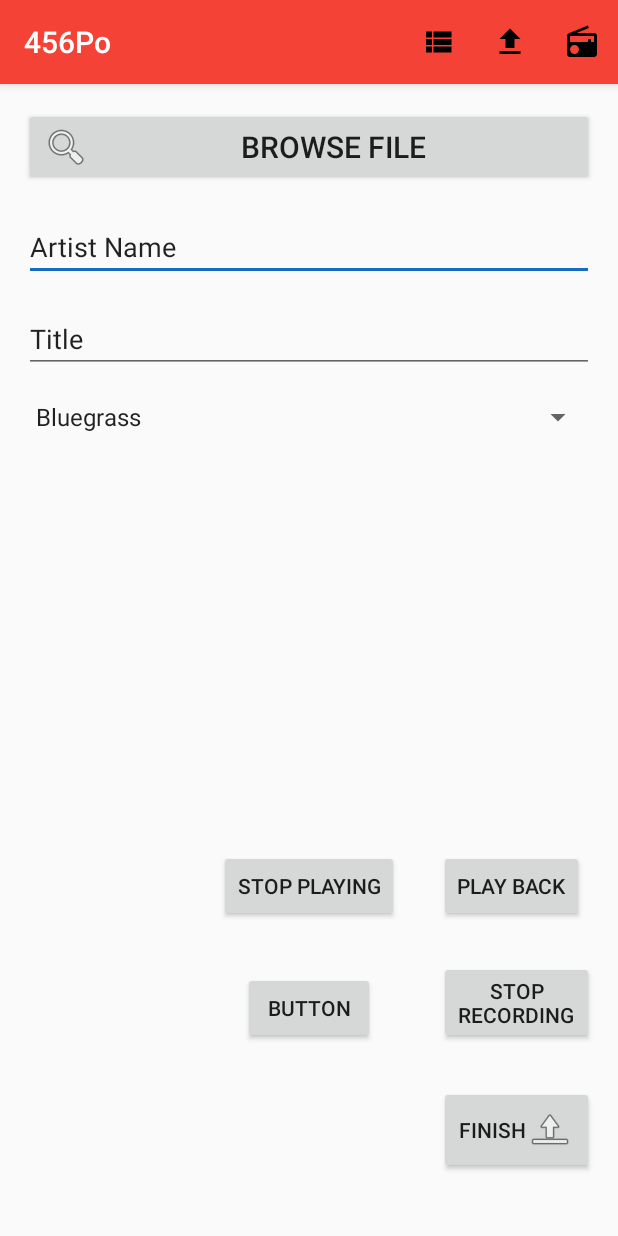
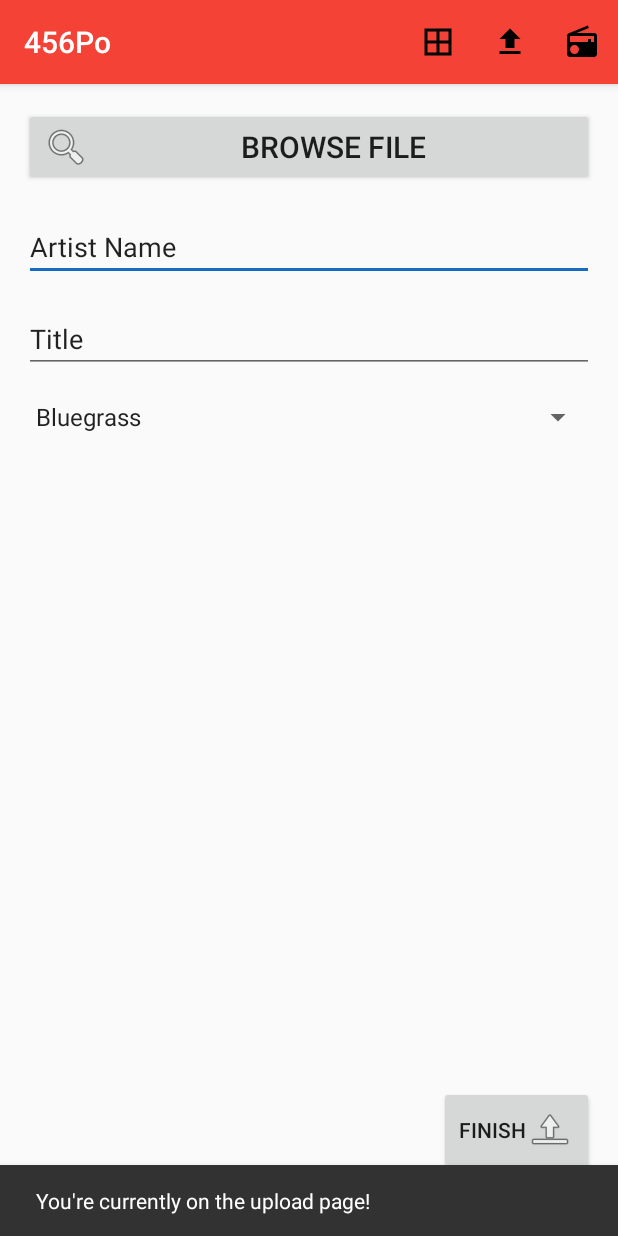
Before and after one commit to lauracharlotte/thePo2, an Android app: the Tab3Upload screen opened directly, with no data from a screen before it, after a tap on "upload", on a phone screen of 412 x 824 dp. Run offline under Robolectric (Android 15) with nearby library versions, the light colour scheme and no system bars; 1 other tap on this screen came first.

Commit message:
snackbar added

```diff
--- a/app/src/main/java/com/example/thepo/MainActivity.java
+++ b/app/src/main/java/com/example/thepo/MainActivity.java
@@ -84,7 +84,8 @@ public class MainActivity extends AppCompatActivity {
     }
     public void browseButtonClick(MenuItem v)
     {
-
+        Snackbar.make(findViewById(R.id.browseitem), "You're currently on the browse(Genres) page!",
+                Snackbar.LENGTH_SHORT).show();
     }
 
 //    public void clickMe(View v)
--- a/app/src/main/java/com/example/thepo/Tab2Radio.java
+++ b/app/src/main/java/com/example/thepo/Tab2Radio.java
@@ -3,6 +3,7 @@ package com.example.thepo;
 import android.content.Intent;
 import android.media.MediaPlayer;
 import android.os.Handler;
+import android.support.design.widget.Snackbar;
 import android.support.v4.app.Fragment;
 import android.os.Bundle;
 import android.support.v7.app.AppCompatActivity;
@@ -70,7 +71,8 @@ public class Tab2Radio extends AppCompatActivity {
 
     public void radioButtonClick(MenuItem v)
     {
-
+        Snackbar.make(findViewById(R.id.radio_layout), "You're currently on the radio page!",
+                Snackbar.LENGTH_SHORT).show();
     }
 
     public void uploadButtonClick(MenuItem v)
--- a/app/src/main/java/com/example/thepo/Tab3Upload.java
+++ b/app/src/main/java/com/example/thepo/Tab3Upload.java
@@ -8,6 +8,7 @@ import android.content.Intent;
 import android.media.MediaPlayer;
 import android.media.MediaRecorder;
 import android.os.Environment;
+import android.support.design.widget.Snackbar;
 import android.support.v4.app.Fragment;
 import android.os.Bundle;
 import android.support.v7.app.AppCompatActivity;
@@ -68,13 +69,24 @@ public class Tab3Upload extends AppCompatActivity {
 
     public void uploadButtonClick(MenuItem v)
     {
-
+        Snackbar.make(findViewById(R.id.upload_layout), "You're currently on the upload page!",
+                Snackbar.LENGTH_SHORT).show();
     }
 
     public void browseButtonClick(MenuItem v)
     {
         Intent i = new Intent(Tab3Upload.this, MainActivity.class);
         startActivity(i);
+    }
+
+    public void finishClicked(View v){
+        Snackbar.make(findViewById(R.id.upload_layout), "Sorry, this feature doesn't exist yet.",
+                Snackbar.LENGTH_SHORT).show();
+    }
+
+    public void browseFile(View v){
+        Snackbar.make(findViewById(R.id.upload_layout), "Sorry, this feature doesn't exist yet.",
+                Snackbar.LENGTH_SHORT).show();
     }
 
 
--- /dev/null
+++ b/app/src/main/res/drawable/ic_border_all_black_24dp.xml
@@ -0,0 +1,9 @@
+<vector xmlns:android="http://schemas.android.com/apk/res/android"
+        android:width="24dp"
+        android:height="24dp"
+        android:viewportWidth="24.0"
+        android:viewportHeight="24.0">
+    <path
+        android:fillColor="#FF000000"
+        android:pathData="M3,3v18h18L21,3L3,3zM11,19L5,19v-6h6v6zM11,11L5,11L5,5h6v6zM19,19h-6v-6h6v6zM19,11h-6L13,5h6v6z"/>
+</vector>
--- a/app/src/main/res/layout/tab2_radio.xml
+++ b/app/src/main/res/layout/tab2_radio.xml
@@ -6,7 +6,8 @@
     android:paddingBottom="@dimen/activity_vertical_margin"
     android:paddingLeft="@dimen/activity_horizontal_margin"
     android:paddingRight="@dimen/activity_horizontal_margin"
-    android:paddingTop="@dimen/activity_vertical_margin">
+    android:paddingTop="@dimen/activity_vertical_margin"
+    android:id="@+id/radio_layout">
 
     <!--<LinearLayout-->
         <!--android:orientation="horizontal"-->
--- a/app/src/main/res/layout/tab3_upload.xml
+++ b/app/src/main/res/layout/tab3_upload.xml
@@ -6,13 +6,8 @@
     android:paddingBottom="@dimen/activity_vertical_margin"
     android:paddingLeft="@dimen/activity_horizontal_margin"
     android:paddingRight="@dimen/activity_horizontal_margin"
-    android:paddingTop="@dimen/activity_vertical_margin">
-
-    <!--<TextView-->
-    <!--android:id="@+id/section_label"-->
-    <!--android:layout_width="wrap_content"-->
-    <!--android:layout_height="wrap_content"-->
-    <!--android:text="Upload tab"/>-->
+    android:paddingTop="@dimen/activity_vertical_margin"
+    android:id="@+id/upload_layout">
 
     <EditText
         android:id="@+id/artistName"
@@ -54,53 +49,17 @@
         android:padding="13dp"
         android:drawableRight="@android:drawable/ic_menu_upload"
         android:layout_alignParentBottom="true"
-        android:layout_alignParentEnd="true" />
+        android:layout_alignParentEnd="true"
+        android:onClick="finishClicked"/>
 
     <Button
         android:id="@+id/browse_file"
-        android:onClick="actuallyRecord"
+        android:onClick="browseFile"
         android:layout_width="fill_parent"
         android:layout_height="wrap_content"
         android:text="Browse file"
         android:drawableLeft="@android:drawable/ic_menu_search"
         android:textSize="20sp"/>
 
-    <Button
-        android:id="@+id/stopRecord"
-        android:onClick="stopRecord"
-        android:layout_width="wrap_content"
-        android:layout_height="wrap_content"
-        android:layout_above="@+id/button"
-        android:layout_alignStart="@+id/button"
-        android:layout_marginBottom="28dp"
-        android:text="Stop Recording" />
-
-    <Button
-        android:id="@+id/playitback"
-        android:onClick= "playBack"
-        android:layout_width="wrap_content"
-        android:layout_height="wrap_content"
-        android:layout_above="@+id/stopRecord"
-        android:layout_alignStart="@+id/stopRecord"
-        android:layout_marginBottom="26dp"
-        android:text="Play Back" />
-
-    <Button
-        android:id="@+id/stopplaying"
-        android:onClick="stopPlaying"
-        android:layout_width="wrap_content"
-        android:layout_height="wrap_content"
-        android:layout_alignTop="@+id/playitback"
-        android:layout_centerHorizontal="true"
-        android:text="Stop Playing" />
-
-    <Button
-        android:id="@+id/button8"
-        android:layout_width="wrap_content"
-        android:layout_height="wrap_content"
-        android:layout_alignBottom="@+id/stopRecord"
-        android:layout_centerHorizontal="true"
-        android:text="Button" />
-
 
 </RelativeLayout>
--- a/app/src/main/res/menu/menu_main.xml
+++ b/app/src/main/res/menu/menu_main.xml
@@ -4,7 +4,7 @@
     tools:context="com.example.thepo.MainActivity">
 
     <item android:id="@+id/browsepage"
-        android:icon="@drawable/ic_view_list_black_24dp"
+        android:icon="@drawable/ic_border_all_black_24dp"
         app:showAsAction="ifRoom|withText"
         android:onClick="browseButtonClick"
         android:title="recycle"/>
```
Also changed, not shown: 10 other files.
